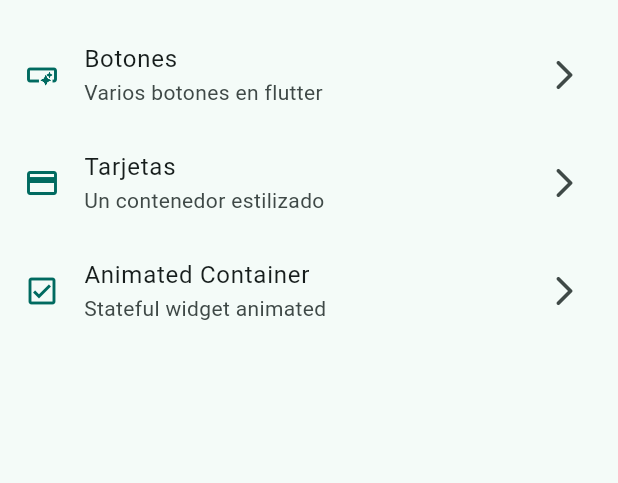
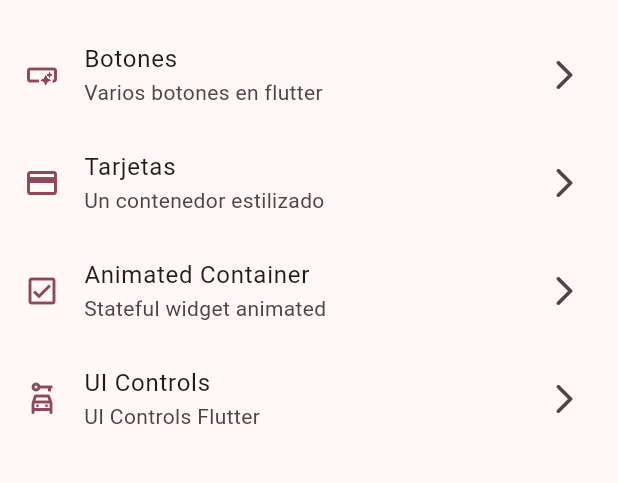
Before and after one commit to yasield74/flutter-course, a Flutter app: the screen it shows after launch, on a phone screen of 412 x 824 dp, the part 63-546 px from its top. Run offline on Flutter 3.47's test engine with Material 3 defaults, Android fonts, the phone set to English and light mode, and no system bars; our stand-ins replace animate_do, auto_route, dartz, dio, flutter_riverpod, flutter_secure_storage and 5 more; missing offline and left inert: oauth2.

Commit message:
UI Components.

```diff
--- a/widgets_app/lib/config/menu/menu_items.dart
+++ b/widgets_app/lib/config/menu/menu_items.dart
@@ -28,5 +28,10 @@ const appMenuItems = <MenuItem>[
       title: 'Animated Container',
       subTitle: 'Stateful widget animated',
       link: '/animated',
-      icon: Icons.check_box_outlined)
+      icon: Icons.check_box_outlined),
+  MenuItem(
+      title: 'UI Controls',
+      subTitle: 'UI Controls Flutter',
+      link: '/ui-controls',
+      icon: Icons.car_rental_outlined)
 ];
--- a/widgets_app/lib/config/router/app_router.dart
+++ b/widgets_app/lib/config/router/app_router.dart
@@ -25,5 +25,10 @@ final appRouter = GoRouter(
       name: AnimatedScreen.name,
       builder: (context, state) => const AnimatedScreen(),
     ),
+    GoRoute(
+      path: '/ui-controls',
+      name: UIControlScreen.name,
+      builder: (context, state) => const UIControlScreen(),
+    ),
   ],
 );
--- a/widgets_app/lib/main.dart
+++ b/widgets_app/lib/main.dart
@@ -14,7 +14,7 @@ class MainApp extends StatelessWidget {
     return MaterialApp.router(
       routerConfig: appRouter,
       debugShowCheckedModeBanner: false,
-      theme: AppTheme(selectedColor: 1).getTheme(),
+      theme: AppTheme(selectedColor: 3).getTheme(),
     );
   }
 }
--- a/widgets_app/lib/presentation/screens/screens.dart
+++ b/widgets_app/lib/presentation/screens/screens.dart
@@ -2,3 +2,4 @@ export 'package:widgets_app/presentation/screens/buttons/buttons_screen.dart';
 export 'package:widgets_app/presentation/screens/cards/cards_screen.dart';
 export 'package:widgets_app/presentation/screens/home/home_screen.dart';
 export 'package:widgets_app/presentation/screens/animated/animated_screen.dart';
+export 'package:widgets_app/presentation/screens/ui_controls/ui_controls_screen.dart';
```
Also changed, not shown: widgets_app/lib/presentation/screens/ui_controls/ui_controls_screen.dart (added, +105 -0 lines).
